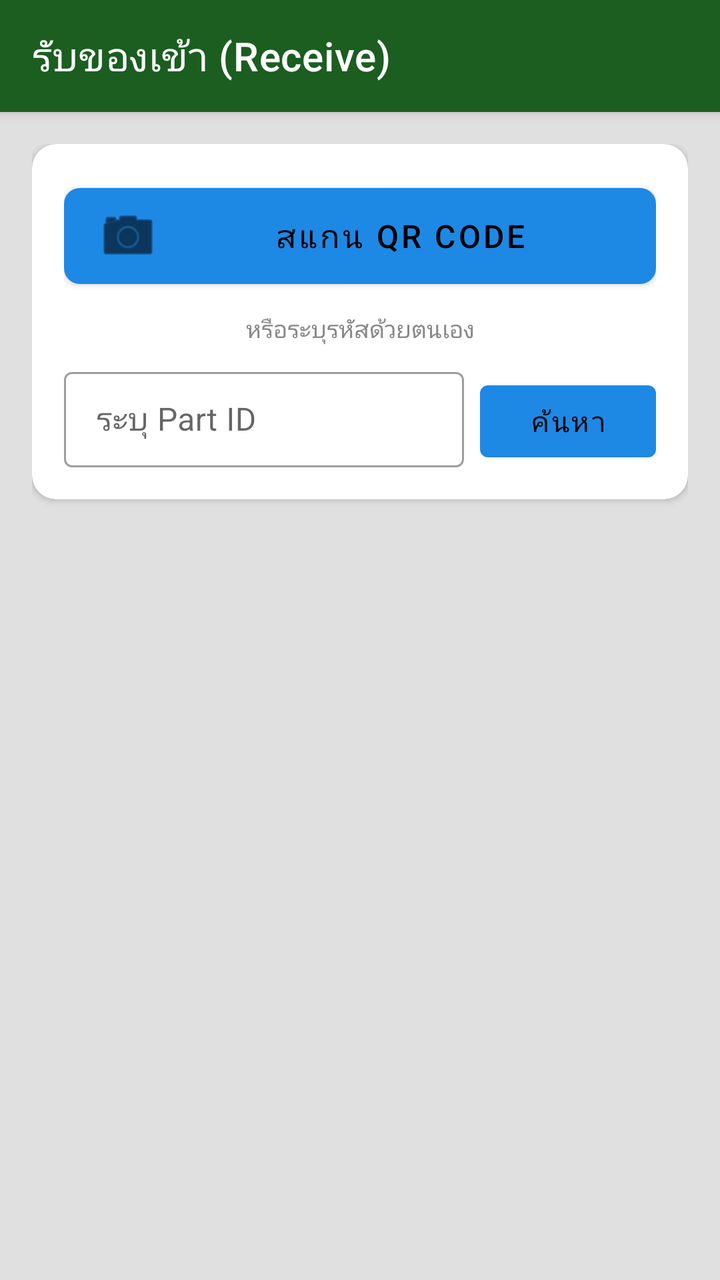
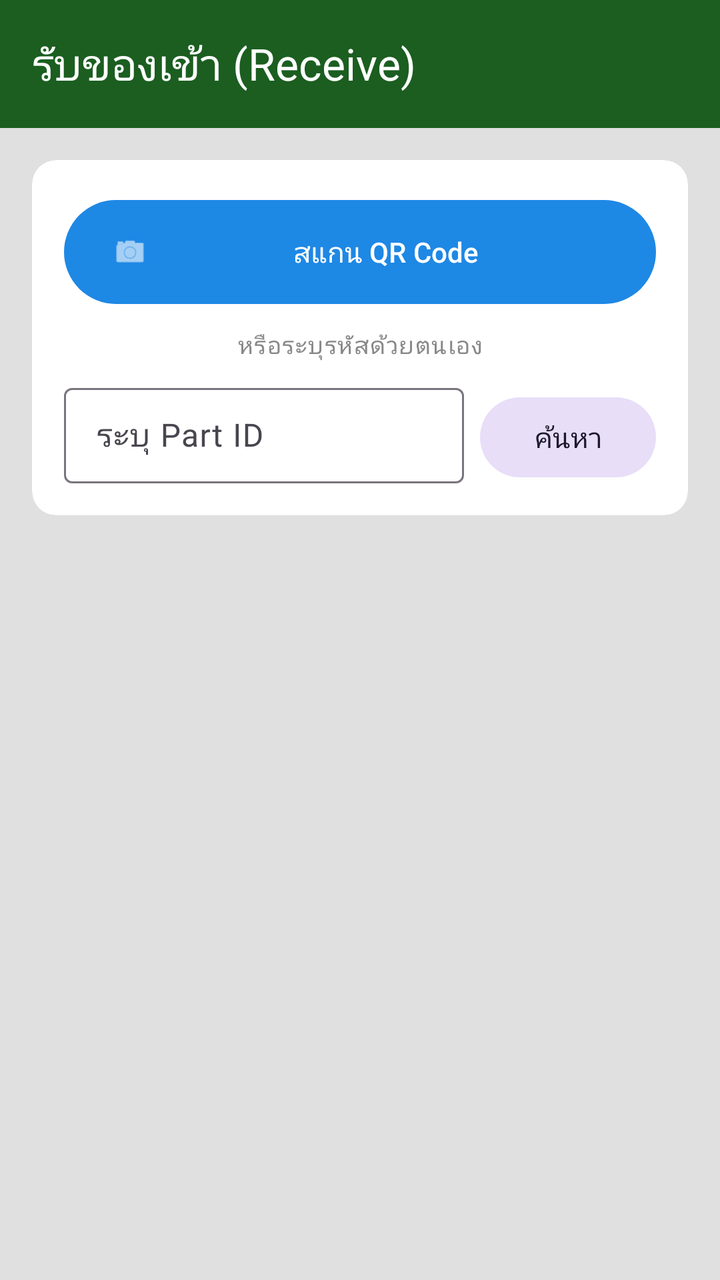

The first picture is an Android layout as it rendered before a commit; the second is the same layout after the commit. The layout source and the unified diff follow.
<!-- AndroidManifest.xml: application theme Theme.MT01 -->
<!-- res/layout/activity_receive.xml -->
<?xml version="1.0" encoding="utf-8"?>
<androidx.coordinatorlayout.widget.CoordinatorLayout
    xmlns:android="http://schemas.android.com/apk/res/android"
    xmlns:app="http://schemas.android.com/apk/res-auto"
    android:layout_width="match_parent"
    android:layout_height="match_parent"
    android:background="@color/neutral_background">

    <com.google.android.material.appbar.AppBarLayout
        android:layout_width="match_parent"
        android:layout_height="wrap_content">

        <androidx.appcompat.widget.Toolbar
            android:id="@+id/toolbar"
            android:layout_width="match_parent"
            android:layout_height="?attr/actionBarSize"
            android:background="@color/green_700"
            app:title="รับของเข้า (Receive)"
            app:titleTextColor="@color/white" />

    </com.google.android.material.appbar.AppBarLayout>

    <androidx.core.widget.NestedScrollView
        android:layout_width="match_parent"
        android:layout_height="match_parent"
        app:layout_behavior="@string/appbar_scrolling_view_behavior"
        android:padding="16dp"
        android:clipToPadding="false">

        <LinearLayout
            android:layout_width="match_parent"
            android:layout_height="wrap_content"
            android:orientation="vertical">

            <com.google.android.material.card.MaterialCardView
                android:layout_width="match_parent"
                android:layout_height="wrap_content"
                android:layout_marginBottom="16dp"
                app:cardCornerRadius="12dp"
                app:cardElevation="2dp">

                <LinearLayout
                    android:layout_width="match_parent"
                    android:layout_height="wrap_content"
                    android:orientation="vertical"
                    android:padding="16dp">

                    <Button
                        android:id="@+id/btn_open_scanner"
                        android:layout_width="match_parent"
                        android:layout_height="60dp"
                        android:text="สแกน QR Code"
                        android:textSize="16sp"
                        app:icon="@android:drawable/ic_menu_camera"
                        app:cornerRadius="8dp" />

                    <TextView
                        android:layout_width="match_parent"
                        android:layout_height="wrap_content"
                        android:text="หรือระบุรหัสด้วยตนเอง"
                        android:gravity="center"
                        android:layout_marginVertical="8dp"
                        android:textColor="@color/grey_text"
                        android:textSize="12sp" />

                    <LinearLayout
                        android:layout_width="match_parent"
                        android:layout_height="wrap_content"
                        android:orientation="horizontal">

                        <com.google.android.material.textfield.TextInputLayout
                            style="@style/Widget.MaterialComponents.TextInputLayout.OutlinedBox.Dense"
                            android:layout_width="0dp"
                            android:layout_height="wrap_content"
                            android:layout_weight="1"
                            android:hint="ระบุ Part ID">

                            <com.google.android.material.textfield.TextInputEditText
                                android:id="@+id/et_manual_input"
                                android:layout_width="match_parent"
                                android:layout_height="wrap_content"
                                android:inputType="text" />
                        </com.google.android.material.textfield.TextInputLayout>

                        <Button
                            android:id="@+id/btn_manual_search"
                            android:layout_width="wrap_content"
                            android:layout_height="wrap_content"
                            android:layout_marginStart="8dp"
                            android:text="ค้นหา" />

                    </LinearLayout>

                </LinearLayout>
            </com.google.android.material.card.MaterialCardView>

            <LinearLayout
                android:id="@+id/layout_part_info"
                android:layout_width="match_parent"
                android:layout_height="wrap_content"
                android:orientation="vertical"
                android:visibility="gone">

                <com.google.android.material.card.MaterialCardView
                    android:layout_width="match_parent"
                    android:layout_height="wrap_content"
                    android:layout_marginBottom="16dp"
                    app:cardCornerRadius="12dp">

                    <LinearLayout
                        android:layout_width="match_parent"
                        android:layout_height="wrap_content"
                        android:orientation="vertical"
                        android:padding="16dp">

                        <TextView
                            android:id="@+id/tv_part_name"
                            android:layout_width="match_parent"
                            android:layout_height="wrap_content"
                            android:text="ชื่ออุปกรณ์/อะไหล่"
                            android:textSize="18sp"
                            android:textStyle="bold"
                            android:textColor="@color/black" />

                        <TextView
                            android:id="@+id/tv_part_code"
                            android:layout_width="match_parent"
                            android:layout_height="wrap_content"
                            android:text="Part Code: -"
                            android:layout_marginTop="4dp" />
                        
                        <LinearLayout
                            android:layout_width="match_parent"
                            android:layout_height="wrap_content"
                            android:orientation="horizontal"
                            android:layout_marginTop="12dp">

                            
                            <LinearLayout
                                android:layout_width="0dp"
                                android:layout_height="wrap_content"
                                android:layout_weight="1"
                                android:orientation="vertical">

                                <TextView
                                    android:layout_width="wrap_content"
                                    android:layout_height="wrap_content"
                                    android:text="ตำแหน่ง"
                                    android:textSize="12sp"
                                    android:textColor="@color/grey_text" />

                                <TextView
                                    android:id="@+id/tv_loc_id"
                                    android:layout_width="wrap_content"
                                    android:layout_height="wrap_content"
                                    android:textSize="20sp"
                                    android:textStyle="bold"
                                    android:textColor="@color/blue_primary" />
                            </LinearLayout>

                            
                            <LinearLayout
                                android:layout_width="0dp"
                                android:layout_height="wrap_content"
                                android:layout_weight="1"
                                android:orientation="vertical"
                                android:gravity="end">

                                <TextView
                                    android:layout_width="wrap_content"
                                    android:layout_height="wrap_content"
                                    android:text="คงเหลือ"
                                    android:textSize="12sp"
                                    android:textColor="@color/grey_text" />

                                <LinearLayout
                                    android:layout_width="wrap_content"
                                    android:layout_height="wrap_content"
                                    android:orientation="horizontal">

                                    <TextView
                                        android:id="@+id/tv_current_qty"
                                        android:layout_width="wrap_content"
                                        android:layout_height="wrap_content"
                                        android:textSize="24sp"
                                        android:textStyle="bold"
                                        android:textColor="@color/black" />

                                    <TextView
                                        android:id="@+id/tv_unit_display"
                                        android:layout_width="wrap_content"
                                        android:layout_height="wrap_content"
                                        android:textSize="14sp"
                                        android:layout_marginStart="4dp"
                                        android:textColor="@color/grey_text" />
                                </LinearLayout>

                            </LinearLayout>

                        </LinearLayout>

                        <View
                            android:layout_width="match_parent"
                            android:layout_height="1dp"
                            android:background="#EEEEEE"
                            android:layout_marginVertical="12dp" />

                        <LinearLayout
                            android:layout_width="match_parent"
                            android:layout_height="wrap_content"
                            android:orientation="horizontal">

                            <com.google.android.material.textfield.TextInputLayout
                                android:layout_width="0dp"
                                android:layout_height="wrap_content"
                                android:layout_weight="1"
                                android:layout_marginEnd="8dp"
                                style="@style/Widget.MaterialComponents.TextInputLayout.OutlinedBox"
                                android:hint="จำนวนรับเข้า">

                                <com.google.android.material.textfield.TextInputEditText
                                    android:id="@+id/et_qty"
                                    android:layout_width="match_parent"
                                    android:layout_height="wrap_content"
                                    android:inputType="numberDecimal" />
                            </com.google.android.material.textfield.TextInputLayout>

                            <TextView
                                android:id="@+id/tv_unit"
                                android:layout_width="wrap_content"
                                android:layout_height="wrap_content"
                                android:layout_gravity="center_vertical"
                                android:text="Pcs"
                                android:textStyle="bold" />
                        </LinearLayout>

                        <TextView
                            android:id="@+id/tv_txn_date"
                            android:layout_width="match_parent"
                            android:layout_height="wrap_content"
                            android:layout_marginTop="16dp"
                            android:padding="12dp"
                            android:background="@drawable/option_button_background"
                            android:text="วันที่รับ: 2024-05-07"
                            android:drawableEnd="@android:drawable/ic_menu_my_calendar" />

                        <com.google.android.material.textfield.TextInputLayout
                            android:layout_width="match_parent"
                            android:layout_height="wrap_content"
                            android:layout_marginTop="12dp"
                            style="@style/Widget.MaterialComponents.TextInputLayout.OutlinedBox"
                            android:hint="หมายเหตุ">

                            <com.google.android.material.textfield.TextInputEditText
                                android:id="@+id/et_remark"
                                android:layout_width="match_parent"
                                android:layout_height="wrap_content"
                                android:inputType="text" />
                        </com.google.android.material.textfield.TextInputLayout>

                    </LinearLayout>
                </com.google.android.material.card.MaterialCardView>

                <com.google.android.material.button.MaterialButton
                    android:id="@+id/btn_confirm"
                    android:layout_width="match_parent"
                    android:layout_height="wrap_content"
                    android:text="ยืนยันการรับเข้า"
                    android:textSize="16sp"
                    android:paddingVertical="12dp"
                    android:enabled="false"
                    app:backgroundTint="@color/green_700"
                    app:cornerRadius="8dp" />

            </LinearLayout>
        </LinearLayout>
    </androidx.core.widget.NestedScrollView>
</androidx.coordinatorlayout.widget.CoordinatorLayout>
<!-- resources referenced by this layout -->
<resources>
  <color name="black">#FF000000</color>
  <color name="blue_primary">#1E88E5</color>
  <color name="green_700">#1B5E20</color>
  <color name="grey_text">#888888</color>
  <color name="neutral_background">#E0E0E0</color>
  <color name="white">#FFFFFFFF</color>
  <!-- drawable option_button_background (drawable) -->
  <?xml version="1.0" encoding="utf-8"?>
  <selector xmlns:android="http://schemas.android.com/apk/res/android">
      
      <item android:state_activated="true">
          <shape android:shape="rectangle">
              <solid android:color="@color/blue_500" /> 
              <corners android:radius="8dp" />
              <stroke android:width="1dp" android:color="@color/blue_700" />
          </shape>
      </item>
      
      <item>
          <shape android:shape="rectangle">
              <solid android:color="@android:color/white" /> 
              <corners android:radius="8dp" />
              <stroke android:width="1dp" android:color="@color/material_dynamic_neutral60" />
          </shape>
      </item>
  </selector>
  <style name="Theme.MT01" parent="Theme.MaterialComponents.DayNight.NoActionBar">
          <item name="colorPrimary">@color/blue_500</item>
          <item name="colorPrimaryVariant">@color/blue_700</item>
          <item name="colorOnPrimary">@color/black</item>
          <item name="colorSecondary">@color/blue_200</item>
          <item name="colorSecondaryVariant">@color/blue_700</item>
          <item name="colorOnSecondary">@color/black</item>
          <item name="android:statusBarColor">?attr/colorPrimaryVariant</item>
          <item name="additionalNoteColor">@color/orange_800</item>
          <item name="android:colorBackground">@color/floral_white</item>
      </style>
  <color name="blue_500">#1E88E5</color>
  <color name="blue_700">#005CB1</color>
  <color name="material_dynamic_neutral60">#9E9E9E</color>
  <color name="blue_200">#6AB7FF</color>
  <color name="orange_800">#EF6C00</color>
  <color name="floral_white">#FFFAF0</color>
</resources>

<!-- the commit's change to res/layout/activity_receive.xml (unified diff, before → after) -->
@@ -4,7 +4,7 @@
     xmlns:app="http://schemas.android.com/apk/res-auto"
     android:layout_width="match_parent"
     android:layout_height="match_parent"
-    android:background="@color/neutral_background">
+    android:background="?attr/colorPageBackground">
 
     <com.google.android.material.appbar.AppBarLayout
         android:layout_width="match_parent"
@@ -14,9 +14,9 @@
             android:id="@+id/toolbar"
             android:layout_width="match_parent"
             android:layout_height="?attr/actionBarSize"
-            android:background="@color/green_700"
+            android:background="?attr/colorTxnIn"
             app:title="รับของเข้า (Receive)"
-            app:titleTextColor="@color/white" />
+            app:titleTextColor="?attr/colorOnPrimary" />
 
     </com.google.android.material.appbar.AppBarLayout>
 
@@ -33,11 +33,11 @@
             android:orientation="vertical">
 
             <com.google.android.material.card.MaterialCardView
+                style="?attr/materialCardViewElevatedStyle"
                 android:layout_width="match_parent"
                 android:layout_height="wrap_content"
                 android:layout_marginBottom="16dp"
-                app:cardCornerRadius="12dp"
-                app:cardElevation="2dp">
+                app:cardBackgroundColor="?attr/colorCardBackground">
 
                 <LinearLayout
                     android:layout_width="match_parent"
@@ -45,14 +45,13 @@
                     android:orientation="vertical"
                     android:padding="16dp">
 
-                    <Button
+                    <com.google.android.material.button.MaterialButton
                         android:id="@+id/btn_open_scanner"
+                        style="@style/Widget.Material3.Button"
                         android:layout_width="match_parent"
                         android:layout_height="60dp"
                         android:text="สแกน QR Code"
-                        android:textSize="16sp"
-                        app:icon="@android:drawable/ic_menu_camera"
-                        app:cornerRadius="8dp" />
+                        app:icon="@android:drawable/ic_menu_camera" />
 
                     <TextView
                         android:layout_width="match_parent"
@@ -60,8 +59,8 @@
                         android:text="หรือระบุรหัสด้วยตนเอง"
                         android:gravity="center"
                         android:layout_marginVertical="8dp"
-                        android:textColor="@color/grey_text"
-                        android:textSize="12sp" />
+                        android:textColor="?attr/colorTextSecondary"
+                        android:textAppearance="?attr/textAppearanceLabelMedium" />
 
                     <LinearLayout
                         android:layout_width="match_parent"
@@ -69,7 +68,7 @@
                         android:orientation="horizontal">
 
                         <com.google.android.material.textfield.TextInputLayout
-                            style="@style/Widget.MaterialComponents.TextInputLayout.OutlinedBox.Dense"
+                            style="@style/Widget.Material3.TextInputLayout.OutlinedBox.Dense"
                             android:layout_width="0dp"
                             android:layout_height="wrap_content"
                             android:layout_weight="1"
@@ -82,8 +81,9 @@
                                 android:inputType="text" />
                         </com.google.android.material.textfield.TextInputLayout>
 
-                        <Button
+                        <com.google.android.material.button.MaterialButton
                             android:id="@+id/btn_manual_search"
+                            style="@style/Widget.Material3.Button.TonalButton"
                             android:layout_width="wrap_content"
                             android:layout_height="wrap_content"
                             android:layout_marginStart="8dp"
@@ -102,10 +102,11 @@
                 android:visibility="gone">
 
                 <com.google.android.material.card.MaterialCardView
+                    style="?attr/materialCardViewElevatedStyle"
                     android:layout_width="match_parent"
                     android:layout_height="wrap_content"
                     android:layout_marginBottom="16dp"
-                    app:cardCornerRadius="12dp">
+                    app:cardBackgroundColor="?attr/colorCardBackground">
 
                     <LinearLayout
                         android:layout_width="match_parent"
@@ -118,24 +119,24 @@
                             android:layout_width="match_parent"
                             android:layout_height="wrap_content"
                             android:text="ชื่ออุปกรณ์/อะไหล่"
-                            android:textSize="18sp"
-                            android:textStyle="bold"
-                            android:textColor="@color/black" />
+                            android:textAppearance="?attr/textAppearanceTitleLarge"
+                            android:textColor="?attr/colorTextPrimary" />
 
                         <TextView
                             android:id="@+id/tv_part_code"
                             android:layout_width="match_parent"
                             android:layout_height="wrap_content"
                             android:text="Part Code: -"
+                            android:textAppearance="?attr/textAppearanceBodyMedium"
+                            android:textColor="?attr/colorTextSecondary"
                             android:layout_marginTop="4dp" />
-                        
+
                         <LinearLayout
                             android:layout_width="match_parent"
                             android:layout_height="wrap_content"
                             android:orientation="horizontal"
                             android:layout_marginTop="12dp">
 
-                            
                             <LinearLayout
                                 android:layout_width="0dp"
                                 android:layout_height="wrap_content"
@@ -146,19 +147,17 @@
                                     android:layout_width="wrap_content"
                                     android:layout_height="wrap_content"
                                     android:text="ตำแหน่ง"
-                                    android:textSize="12sp"
-                                    android:textColor="@color/grey_text" />
+                                    android:textAppearance="?attr/textAppearanceLabelSmall"
+                                    android:textColor="?attr/colorTextSecondary" />
 
                                 <TextView
                                     android:id="@+id/tv_loc_id"
                                     android:layout_width="wrap_content"
                                     android:layout_height="wrap_content"
-                                    android:textSize="20sp"
-                                    android:textStyle="bold"
-                                    android:textColor="@color/blue_primary" />
+                                    android:textAppearance="?attr/textAppearanceHeadlineSmall"
+                                    android:textColor="?attr/colorPrimary" />
                             </LinearLayout>
 
-                            
                             <LinearLayout
                                 android:layout_width="0dp"
                                 android:layout_height="wrap_content"
@@ -170,8 +169,8 @@
                                     android:layout_width="wrap_content"
                                     android:layout_height="wrap_content"
                                     android:text="คงเหลือ"
-                                    android:textSize="12sp"
-                                    android:textColor="@color/grey_text" />
+                                    android:textAppearance="?attr/textAppearanceLabelSmall"
+                                    android:textColor="?attr/colorTextSecondary" />
 
                                 <LinearLayout
                                     android:layout_width="wrap_content"
@@ -182,27 +181,23 @@
                                         android:id="@+id/tv_current_qty"
                                         android:layout_width="wrap_content"
                                         android:layout_height="wrap_content"
-                                        android:textSize="24sp"
-                                        android:textStyle="bold"
-                                        android:textColor="@color/black" />
+                                        android:textAppearance="?attr/textAppearanceHeadlineMedium"
+                                        android:textColor="?attr/colorTextPrimary" />
 
                                     <TextView
                                         android:id="@+id/tv_unit_display"
                                         android:layout_width="wrap_content"
                                         android:layout_height="wrap_content"
-                                        android:textSize="14sp"
+                                        android:textAppearance="?attr/textAppearanceBodySmall"
                                         android:layout_marginStart="4dp"
-                                        android:textColor="@color/grey_text" />
+                                        android:textColor="?attr/colorTextSecondary" />
                                 </LinearLayout>
-
                             </LinearLayout>
-
                         </LinearLayout>
 
-                        <View
-                            android:layout_width="match_parent"
-                            android:layout_height="1dp"
-                            android:background="#EEEEEE"
+                        <com.google.android.material.divider.MaterialDivider
+                            android:layout_width="match_parent"
+                            android:layout_height="wrap_content"
                             android:layout_marginVertical="12dp" />
 
                         <LinearLayout
@@ -215,7 +210,7 @@
                                 android:layout_height="wrap_content"
                                 android:layout_weight="1"
                                 android:layout_marginEnd="8dp"
-                                style="@style/Widget.MaterialComponents.TextInputLayout.OutlinedBox"
+                                style="@style/Widget.Material3.TextInputLayout.OutlinedBox"
                                 android:hint="จำนวนรับเข้า">
 
                                 <com.google.android.material.textfield.TextInputEditText
@@ -230,8 +225,8 @@
                                 android:layout_width="wrap_content"
                                 android:layout_height="wrap_content"
                                 android:layout_gravity="center_vertical"
-                                android:text="Pcs"
-                                android:textStyle="bold" />
+                                android:textAppearance="?attr/textAppearanceTitleMedium"
+                                android:text="Pcs" />
                         </LinearLayout>
 
                         <TextView
@@ -242,13 +237,14 @@
                             android:padding="12dp"
                             android:background="@drawable/option_button_background"
                             android:text="วันที่รับ: 2024-05-07"
-                            android:drawableEnd="@android:drawable/ic_menu_my_calendar" />
+                            android:drawableEnd="@android:drawable/ic_menu_my_calendar"
+                            android:textColor="?attr/colorTextPrimary" />
 
                         <com.google.android.material.textfield.TextInputLayout
                             android:layout_width="match_parent"
                             android:layout_height="wrap_content"
                             android:layout_marginTop="12dp"
-                            style="@style/Widget.MaterialComponents.TextInputLayout.OutlinedBox"
+                            style="@style/Widget.Material3.TextInputLayout.OutlinedBox"
                             android:hint="หมายเหตุ">
 
                             <com.google.android.material.textfield.TextInputEditText
@@ -263,14 +259,14 @@
 
                 <com.google.android.material.button.MaterialButton
                     android:id="@+id/btn_confirm"
+                    style="@style/Widget.Material3.Button"
                     android:layout_width="match_parent"
                     android:layout_height="wrap_content"
                     android:text="ยืนยันการรับเข้า"
-                    android:textSize="16sp"
                     android:paddingVertical="12dp"
                     android:enabled="false"
-                    app:backgroundTint="@color/green_700"
-                    app:cornerRadius="8dp" />
+                    app:backgroundTint="?attr/colorTxnIn"
+                    app:icon="@android:drawable/checkbox_on_background" />
 
             </LinearLayout>
         </LinearLayout>
<!-- resource entries referenced after the edit -->
@@ -1,47 +1,70 @@
 <!-- resources referenced by this layout -->
 <resources>
   <color name="black">#FF000000</color>
-  <color name="blue_primary">#1E88E5</color>
   <color name="green_700">#1B5E20</color>
+  <color name="blue_dark">#005CB1</color>
   <color name="grey_text">#888888</color>
+  <color name="orange_600">#FB8C00</color>
+  <color name="red_disabled">#FF0000</color>
   <color name="neutral_background">#E0E0E0</color>
   <color name="white">#FFFFFFFF</color>
+  <color name="blue_light">#6AB7FF</color>
   <!-- drawable option_button_background (drawable) -->
   <?xml version="1.0" encoding="utf-8"?>
   <selector xmlns:android="http://schemas.android.com/apk/res/android">
       
       <item android:state_activated="true">
           <shape android:shape="rectangle">
-              <solid android:color="@color/blue_500" /> 
+              <solid android:color="?attr/colorPrimaryContainer" />
               <corners android:radius="8dp" />
-              <stroke android:width="1dp" android:color="@color/blue_700" />
+              <stroke android:width="1dp" android:color="?attr/colorPrimary" />
           </shape>
       </item>
       
       <item>
           <shape android:shape="rectangle">
-              <solid android:color="@android:color/white" /> 
+              <solid android:color="?attr/colorCardBackground" />
               <corners android:radius="8dp" />
-              <stroke android:width="1dp" android:color="@color/material_dynamic_neutral60" />
+              <stroke android:width="1dp" android:color="?attr/colorOutline" />
           </shape>
       </item>
   </selector>
-  <style name="Theme.MT01" parent="Theme.MaterialComponents.DayNight.NoActionBar">
+  <style name="Theme.MT01" parent="Theme.Material3.DayNight.NoActionBar">
+          
           <item name="colorPrimary">@color/blue_500</item>
-          <item name="colorPrimaryVariant">@color/blue_700</item>
-          <item name="colorOnPrimary">@color/black</item>
-          <item name="colorSecondary">@color/blue_200</item>
-          <item name="colorSecondaryVariant">@color/blue_700</item>
-          <item name="colorOnSecondary">@color/black</item>
-          <item name="android:statusBarColor">?attr/colorPrimaryVariant</item>
-          <item name="additionalNoteColor">@color/orange_800</item>
+          <item name="colorOnPrimary">@color/white</item>
+          <item name="colorPrimaryContainer">@color/blue_light</item>
+          <item name="colorOnPrimaryContainer">@color/blue_700</item>
+  
+          
+          <item name="colorSecondary">@color/teal_700</item>
+          <item name="colorOnSecondary">@color/white</item>
+  
+          
+          <item name="android:statusBarColor">?attr/colorPrimary</item>
+          <item name="android:windowLightStatusBar">false</item>
           <item name="android:colorBackground">@color/floral_white</item>
+  
+          
+          <item name="colorPageBackground">@color/neutral_background</item>
+          <item name="colorCardBackground">@color/white</item>
+          <item name="colorTextPrimary">@color/black</item>
+          <item name="colorTextSecondary">@color/grey_text</item>
+  
+          <item name="colorStatusLow">@color/orange_600</item>
+          <item name="colorStatusOut">@color/red_disabled</item>
+  
+          <item name="colorTxnIn">@color/green_700</item>
+          <item name="colorTxnOut">@color/orange_600</item>
+          <item name="colorTxnReturn">@color/blue_dark</item>
+  
+          
+          <item name="textAppearanceHeadlineLarge">@style/TextAppearance.Material3.HeadlineLarge</item>
+          <item name="textAppearanceBodyLarge">@style/TextAppearance.Material3.BodyLarge</item>
       </style>
   <color name="blue_500">#1E88E5</color>
   <color name="blue_700">#005CB1</color>
-  <color name="material_dynamic_neutral60">#9E9E9E</color>
-  <color name="blue_200">#6AB7FF</color>
-  <color name="orange_800">#EF6C00</color>
+  <color name="teal_700">#FF018786</color>
   <color name="floral_white">#FFFAF0</color>
 </resources>
 
